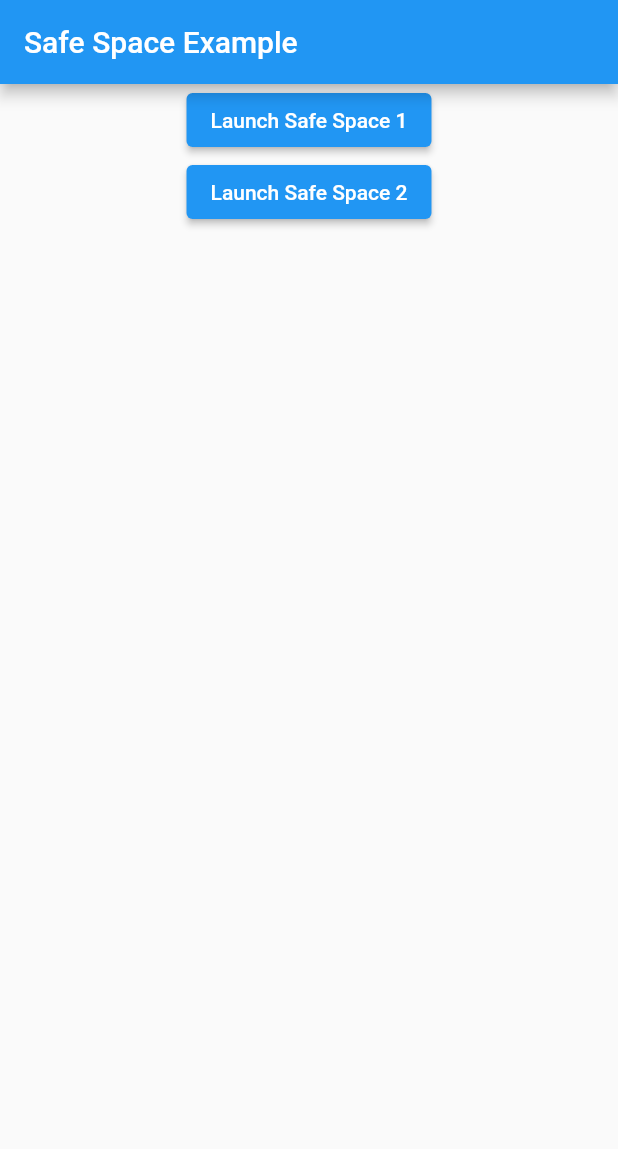
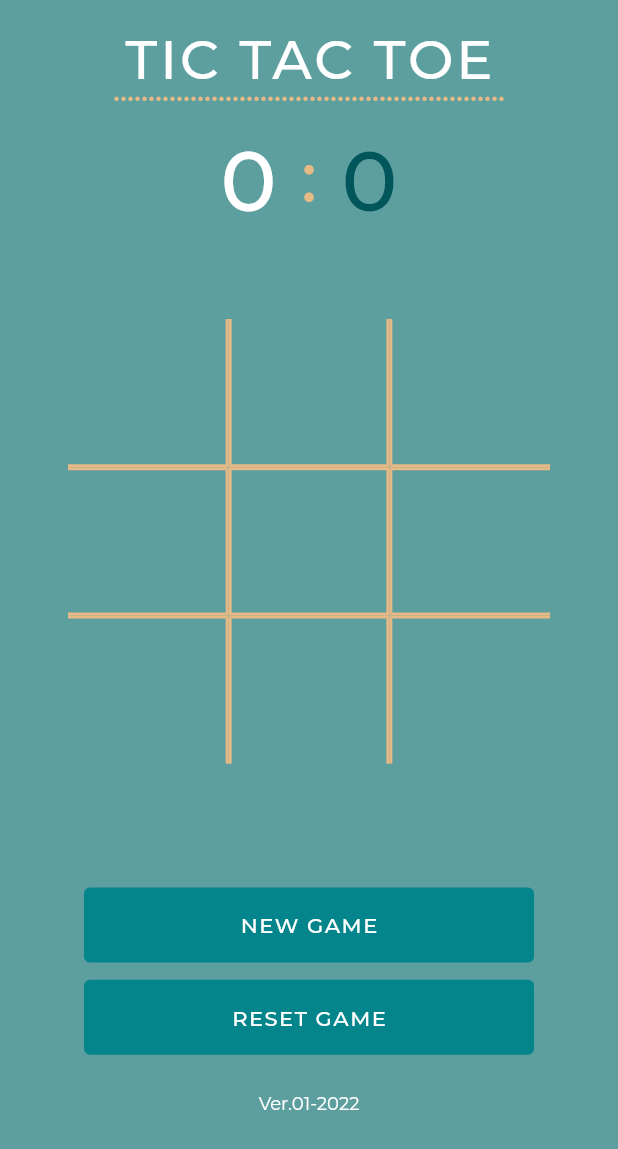
Before and after one commit to abdullah2891/safe_space_plugin, a Flutter app: the screen it shows after launch, on a phone screen of 412 x 824 dp. Shown: the top 1149 px of the screen. Run offline on Flutter 3.47's test engine with Material 2 defaults, Android fonts, the light colour scheme and no system bars; our stand-ins replace assets_audio_player, auto_size_text, cached_network_image, font_awesome_flutter, from_css_color, get and 7 more; missing offline and left inert: dart:html, json_path, mapbox_search, webviewx.

Commit message:
added a simple game

```diff
--- /dev/null
+++ b/example/lib/constants/constant.dart
@@ -0,0 +1,20 @@
+import 'package:flutter/cupertino.dart';
+
+class Constants {
+  // Colors
+  static const Color backgroundColor = Color(0xff5d9e9f);
+  static const Color whiteColor = Color(0xffffffff);
+  static const Color yellowColor = Color(0xffe6b985);
+  static const Color accentColor = Color(0xff00565a);
+  static const Color buttonColor = Color(0xff03858b);
+  // Texts
+  static const String appTitle = 'TIC TAC TOE';
+  static const String semiColon = ':';
+  static const String newGameText = 'new game';
+  static const String resetGameText = 'reset game';
+  static const String resetButtonText = 'play again';
+  static const String dialogMiddleText = "Reset game to play again";
+  static const String versionNumber = 'Ver.01-2022';
+  // Fonts
+  static const String fontFamily = 'Montserrat';
+}
--- /dev/null
+++ b/example/lib/layout/layout.dart
@@ -0,0 +1,36 @@
+import 'package:flutter/material.dart';
+import 'package:safe_space_plugin_example/constants/constant.dart';
+import 'package:safe_space_plugin_example/utils/config.dart';
+
+import '../widgets/app_footer.dart';
+import '../widgets/appbar.dart';
+
+class CustomLayout extends StatelessWidget {
+  final Widget child;
+
+  const CustomLayout({Key? key, required this.child}) : super(key: key);
+
+  @override
+  Widget build(BuildContext context) {
+    SizeConfig().init(context);
+    return Scaffold(
+      body: SafeArea(
+        child: Container(
+          width: MediaQuery.of(context).size.width,
+          height: MediaQuery.of(context).size.height,
+          color: Constants.backgroundColor,
+          child: Column(
+            children: [
+              const AppBarWidget(),
+              child,
+              Padding(
+                padding: EdgeInsets.only(top: SizeConfig.safeBlockVertical * 3),
+                child: const AppFooterWidget(),
+              ),
+            ],
+          ),
+        ),
+      ),
+    );
+  }
+}
--- a/example/lib/main.dart
+++ b/example/lib/main.dart
@@ -1,48 +1,22 @@
 import 'package:flutter/material.dart';
-
-import 'package:safe_space_plugin/safe_space_landing_page.dart';
+import 'package:get/get.dart';
+import 'package:safe_space_plugin_example/screens/home.dart';
 
 void main() {
-  runApp(const MaterialApp(
-    title: 'Navigation Basics',
-    home: ExampleApp(),
-  ));
+  runApp(const MyApp());
 }
 
-class ExampleApp extends StatelessWidget {
-  const ExampleApp({super.key});
+class MyApp extends StatelessWidget {
+  const MyApp({super.key});
 
   @override
   Widget build(BuildContext context) {
-    return Scaffold(
-      appBar: AppBar(
-        title: const Text('Safe Space Example'),
+    return GetMaterialApp(
+      title: 'TIC TAC TOE',
+      theme: ThemeData(
+        primarySwatch: Colors.blue,
       ),
-      body: Center(
-          child: Column(
-        children: [
-          ElevatedButton(
-            child: const Text('Launch Safe Space 1'),
-            onPressed: () {
-              Navigator.push(
-                context,
-                MaterialPageRoute(
-                    builder: (context) => const SafeSpaceLandingPage(param: 1)),
-              );
-            },
-          ),
-          ElevatedButton(
-            child: const Text('Launch Safe Space 2'),
-            onPressed: () {
-              Navigator.push(
-                context,
-                MaterialPageRoute(
-                    builder: (context) => const SafeSpaceLandingPage(param: 2)),
-              );
-            },
-          )
-        ],
-      )),
+      home: const HomeScreen(),
     );
   }
 }
--- /dev/null
+++ b/example/lib/screens/home.dart
@@ -0,0 +1,85 @@
+import 'package:flutter/material.dart';
+import 'package:get/get.dart';
+import 'package:safe_space_plugin_example/widgets/button.dart';
+import 'package:safe_space_plugin_example/widgets/cubes.dart';
+
+import 'package:safe_space_plugin/safe_space_landing_page.dart';
+
+import '../constants/constant.dart';
+import '../controllers/tic_tac_toe.dart';
+import '../layout/layout.dart';
+import '../utils/config.dart';
+import '../widgets/scoreboard.dart';
+
+class HomeScreen extends StatefulWidget {
+  const HomeScreen({Key? key}) : super(key: key);
+
+  @override
+  State<HomeScreen> createState() => _HomeScreenState();
+}
+
+class _HomeScreenState extends State<HomeScreen> {
+  final TicTacToeController ticTacToeController =
+      Get.put(TicTacToeController());
+
+  @override
+  Widget build(BuildContext context) {
+    SizeConfig().init(context);
+
+    return GetBuilder<TicTacToeController>(builder: (_) {
+      return CustomLayout(
+        child: Padding(
+          padding: EdgeInsets.only(top: SizeConfig.safeBlockVertical * 2),
+          child: Column(
+            children: [
+              Padding(
+                padding:
+                    EdgeInsets.only(bottom: SizeConfig.safeBlockVertical * 7),
+                child: ScoreboardWidget(
+                  xScore: ticTacToeController.xScore,
+                  yScore: ticTacToeController.yScore,
+                ),
+              ),
+              for (var i = 0; i < 3; i++)
+                Row(
+                  mainAxisAlignment: MainAxisAlignment.center,
+                  crossAxisAlignment: CrossAxisAlignment.start,
+                  children: [
+                    for (var j = 0; j < 3; j++)
+                      GestureDetector(
+                          onTap: () {
+                            ticTacToeController.onUserClick(i, j);
+                            Navigator.push(
+                              context,
+                              MaterialPageRoute(
+                                  builder: (context) => SafeSpaceLandingPage(
+                                      param:
+                                          ticTacToeController.counter.value)),
+                            );
+                          },
+                          child: CubesWidget(
+                            i: i,
+                            j: j,
+                            displayElement: ticTacToeController.data[i][j],
+                          ))
+                  ],
+                ),
+              Padding(
+                  padding:
+                      EdgeInsets.only(top: SizeConfig.safeBlockVertical * 10),
+                  child: ButtonWidget(
+                      onPressed: () => {ticTacToeController.onNewGameClick()},
+                      text: Constants.newGameText)),
+              Padding(
+                  padding:
+                      EdgeInsets.only(top: SizeConfig.safeBlockVertical * 1.4),
+                  child: ButtonWidget(
+                      onPressed: () => {ticTacToeController.onResetClick()},
+                      text: Constants.resetGameText))
+            ],
+          ),
+        ),
+      );
+    });
+  }
+}
--- /dev/null
+++ b/example/lib/utils/config.dart
@@ -0,0 +1,30 @@
+import 'package:flutter/widgets.dart';
+
+class SizeConfig {
+  static double screenWidth = 0;
+  static double screenHeight = 0;
+  static double blockSizeHorizontal = 0;
+  static double blockSizeVertical = 0;
+
+  static double safeAreaHorizontal = 0;
+  static double safeAreaVertical = 0;
+  static double safeBlockHorizontal = 0;
+  static double safeBlockVertical = 0;
+
+  void init(BuildContext context) {
+    MediaQueryData mediaQueryData = MediaQuery.of(context);
+    screenWidth = mediaQueryData.size.width;
+    screenHeight = mediaQueryData.size.height;
+
+    blockSizeHorizontal = screenWidth / 100;
+    blockSizeVertical = screenHeight / 100;
+
+    safeAreaHorizontal =
+        mediaQueryData.padding.left + mediaQueryData.padding.right;
+    safeAreaVertical =
+        mediaQueryData.padding.top + mediaQueryData.padding.bottom;
+
+    safeBlockHorizontal = (screenWidth - safeAreaHorizontal) / 100;
+    safeBlockVertical = (screenHeight - safeAreaVertical) / 100;
+  }
+}
--- /dev/null
+++ b/example/lib/utils/util.dart
@@ -0,0 +1,116 @@
+import 'package:flutter/cupertino.dart';
+
+import '../constants/constant.dart';
+
+class Util {
+  static String calculateWinner(List<List<String>> data) {
+    // if Draw happens,
+    bool _isDraw = true;
+    for (var i = 0; i < 3; i++) {
+      for (var j = 0; j < 3; j++) {
+        if (data[i][j] == '') {
+          _isDraw = false;
+        }
+      }
+    }
+
+    // Horizontal matches
+    if (data[0][0] == data[0][1] &&
+        data[0][1] == data[0][2] &&
+        data[0][0] != '') {
+      return data[0][0];
+    }
+    if (data[1][0] == data[1][1] &&
+        data[1][1] == data[1][2] &&
+        data[1][0] != '') {
+      return data[1][0];
+    }
+    if (data[2][0] == data[2][1] &&
+        data[2][1] == data[2][2] &&
+        data[2][0] != '') {
+      return data[2][0];
+    }
+
+    // Vertical matches
+    if (data[0][0] == data[1][0] &&
+        data[1][0] == data[2][0] &&
+        data[0][0] != '') {
+      return data[0][0];
+    }
+    if (data[0][1] == data[1][1] &&
+        data[1][1] == data[2][1] &&
+        data[0][1] != '') {
+      return data[0][1];
+    }
+    if (data[0][2] == data[1][2] &&
+        data[1][2] == data[2][2] &&
+        data[0][2] != '') {
+      return data[0][2];
+    }
+
+    // Diagonal matches
+    if (data[0][0] == data[1][1] &&
+        data[1][1] == data[2][2] &&
+        data[0][0] != '') {
+      return data[0][0];
+    }
+    if (data[0][2] == data[1][1] &&
+        data[1][1] == data[2][0] &&
+        data[0][2] != '') {
+      return data[0][2];
+    }
+
+    if (_isDraw) {
+      return 'draw';
+    }
+    return '';
+  }
+
+  static getBorderSide(int i, int j) {
+    const double width = 2;
+    const Color color = Constants.yellowColor;
+    if (i == 0 && j == 0) {
+      return const Border(
+          right: BorderSide(width: width, color: color),
+          bottom: BorderSide(width: width, color: color));
+    } else if (i == 0 && j == 1) {
+      return const Border(
+          left: BorderSide(width: width, color: color),
+          right: BorderSide(width: width, color: color),
+          bottom: BorderSide(width: width, color: color));
+    } else if (i == 0 && j == 2) {
+      return const Border(
+          left: BorderSide(width: width, color: color),
+          bottom: BorderSide(width: width, color: color));
+    } else if (i == 1 && j == 0) {
+      return const Border(
+          right: BorderSide(width: width, color: color),
+          top: BorderSide(width: width, color: color),
+          bottom: BorderSide(width: width, color: color));
+    } else if (i == 1 && j == 1) {
+      return const Border(
+          top: BorderSide(width: width, color: color),
+          left: BorderSide(width: width, color: color),
+          right: BorderSide(width: width, color: color),
+          bottom: BorderSide(width: width, color: color));
+    } else if (i == 1 && j == 2) {
+      return const Border(
+          top: BorderSide(width: width, color: color),
+          left: BorderSide(width: width, color: color),
+          bottom: BorderSide(width: width, color: color));
+    } else if (i == 2 && j == 0) {
+      return const Border(
+          right: BorderSide(width: width, color: color),
+          top: BorderSide(width: width, color: color));
+    } else if (i == 2 && j == 1) {
+      return const Border(
+          right: BorderSide(width: width, color: color),
+          left: BorderSide(width: width, color: color),
+          top: BorderSide(width: width, color: color));
+    } else {
+      return const Border(
+          left: BorderSide(width: width, color: color),
+          top: BorderSide(width: width, color: color));
+    }
+  }
+}
--- /dev/null
+++ b/example/lib/widgets/app_footer.dart
@@ -0,0 +1,17 @@
+import 'package:flutter/cupertino.dart';
+import 'package:safe_space_plugin_example/constants/constant.dart';
+
+class AppFooterWidget extends StatelessWidget {
+  const AppFooterWidget({Key? key}) : super(key: key);
+
+  @override
+  Widget build(BuildContext context) {
+    return const Text(
+      Constants.versionNumber,
+      style: TextStyle(
+          color: Constants.whiteColor,
+          fontFamily: Constants.fontFamily,
+          fontSize: 12),
+    );
+  }
+}
--- /dev/null
+++ b/example/lib/widgets/appbar.dart
@@ -0,0 +1,44 @@
+import 'package:flutter/cupertino.dart';
+
+import '../constants/constant.dart';
+import '../utils/config.dart';
+
+class AppBarWidget extends StatelessWidget {
+  const AppBarWidget({Key? key}) : super(key: key);
+
+  @override
+  Widget build(BuildContext context) {
+    SizeConfig().init(context);
+    return Center(
+      child: Container(
+        padding: EdgeInsets.only(top: SizeConfig.safeBlockVertical * 6),
+        child: Column(
+          children: [
+            const Text(Constants.appTitle,
+                style: TextStyle(
+                    color: Constants.whiteColor,
+                    fontSize: 36,
+                    height: 0.1,
+                    fontFamily: Constants.fontFamily,
+                    fontWeight: FontWeight.w500,
+                    letterSpacing: 2)),
+            Row(
+              mainAxisAlignment: MainAxisAlignment.center,
+              crossAxisAlignment: CrossAxisAlignment.start,
+              children: List.generate(
+                  56,
+                  (_) => const Text(
+                        '.',
+                        style: TextStyle(
+                            color: Constants.yellowColor,
+                            fontWeight: FontWeight.w600,
+                            fontFamily: Constants.fontFamily,
+                            letterSpacing: 1),
+                      )),
+            )
+          ],
+        ),
+      ),
+    );
+  }
+}
--- /dev/null
+++ b/example/lib/widgets/button.dart
@@ -0,0 +1,37 @@
+import 'package:flutter/material.dart';
+import 'package:safe_space_plugin_example/constants/constant.dart';
+
+class ButtonWidget extends StatelessWidget {
+  final VoidCallback onPressed;
+  final String text;
+  final double? width;
+  final double? height;
+  const ButtonWidget(
+      {Key? key,
+      required this.onPressed,
+      required this.text,
+      this.width,
+      this.height})
+      : super(key: key);
+
+  @override
+  Widget build(BuildContext context) {
+    return SizedBox(
+      width: width ?? 300,
+      height: height ?? 50,
+      child: TextButton(
+        onPressed: onPressed,
+        style: ButtonStyle(
+            backgroundColor: MaterialStateProperty.all(Constants.buttonColor),
+            foregroundColor: MaterialStateProperty.all(Constants.whiteColor)),
+        child: Text(
+          text.toUpperCase(),
+          style: const TextStyle(
+              fontFamily: Constants.fontFamily,
+              fontWeight: FontWeight.w500,
+              letterSpacing: 1),
+        ),
+      ),
+    );
+  }
+}
--- /dev/null
+++ b/example/lib/widgets/cubes.dart
@@ -0,0 +1,47 @@
+import 'package:flutter/cupertino.dart';
+import 'package:get/get.dart';
+import 'package:safe_space_plugin_example/constants/constant.dart';
+import 'package:safe_space_plugin_example/utils/util.dart';
+
+import '../controllers/tic_tac_toe.dart';
+import '../utils/config.dart';
+
+class CubesWidget extends StatelessWidget {
+  final String displayElement;
+  final int i, j;
+  final TicTacToeController ticTacToeController =
+      Get.put(TicTacToeController());
+  CubesWidget(
+      {Key? key,
+      required this.displayElement,
+      required this.i,
+      required this.j})
+      : super(key: key);
+
+  @override
+  Widget build(BuildContext context) {
+    SizeConfig().init(context);
+    return GetBuilder<TicTacToeController>(builder: (_) {
+      return IgnorePointer(
+        ignoring: ticTacToeController.stopInteraction.value,
+        child: Container(
+          width: SizeConfig.safeBlockHorizontal * 26,
+          height: SizeConfig.safeBlockVertical * 12,
+          decoration: BoxDecoration(
+              color: Constants.backgroundColor,
+              border: Util.getBorderSide(i, j)),
+          child: Center(
+              child: Text(
+            displayElement,
+            textAlign: TextAlign.center,
+            style: TextStyle(
+                fontSize: 80,
+                color: displayElement == 'X'
+                    ? Constants.whiteColor
+                    : Constants.accentColor),
+          )),
+        ),
+      );
+    });
+  }
+}
--- /dev/null
+++ b/example/lib/widgets/scoreboard.dart
@@ -0,0 +1,52 @@
+import 'package:flutter/cupertino.dart';
+import 'package:get/get.dart';
+import 'package:safe_space_plugin_example/constants/constant.dart';
+
+import '../utils/config.dart';
+
+class ScoreboardWidget extends StatelessWidget {
+  final RxInt xScore;
+  final RxInt yScore;
+  const ScoreboardWidget({Key? key, required this.xScore, required this.yScore})
+      : super(key: key);
+
+  @override
+  Widget build(BuildContext context) {
+    SizeConfig().init(context);
+    return Row(
+      mainAxisAlignment: MainAxisAlignment.center,
+      crossAxisAlignment: CrossAxisAlignment.center,
+      children: [
+        Text(
+          '$xScore',
+          style: const TextStyle(
+              color: Constants.whiteColor,
+              fontSize: 56,
+              fontFamily: Constants.fontFamily,
+              fontWeight: FontWeight.w500),
+        ),
+        Padding(
+          padding: EdgeInsets.symmetric(
+              horizontal: SizeConfig.safeBlockHorizontal * 4),
+          child: const Text(
+            Constants.semiColon,
+            style: TextStyle(
+                color: Constants.yellowColor,
+                fontSize: 46,
+                fontFamily: Constants.fontFamily,
+                height: 1,
+                fontWeight: FontWeight.w500),
+          ),
+        ),
+        Text(
+          '$yScore',
+          style: const TextStyle(
+              color: Constants.accentColor,
+              fontSize: 56,
+              fontFamily: Constants.fontFamily,
+              fontWeight: FontWeight.w500),
+        ),
+      ],
+    );
+  }
+}
```
Also changed, not shown: example/lib/controllers/tic_tac_toe.dart (added, +102 -0 lines), example/pubspec.yaml (+12 -2 lines), lib/safe_space_landing_page.dart (+3 -16 lines), example/assets/fonts/Montserrat-Bold.ttf (added), example/assets/fonts/Montserrat-Medium.ttf (added), example/assets/fonts/Montserrat-Regular.ttf (added), example/pubspec.lock, 1 other file.
